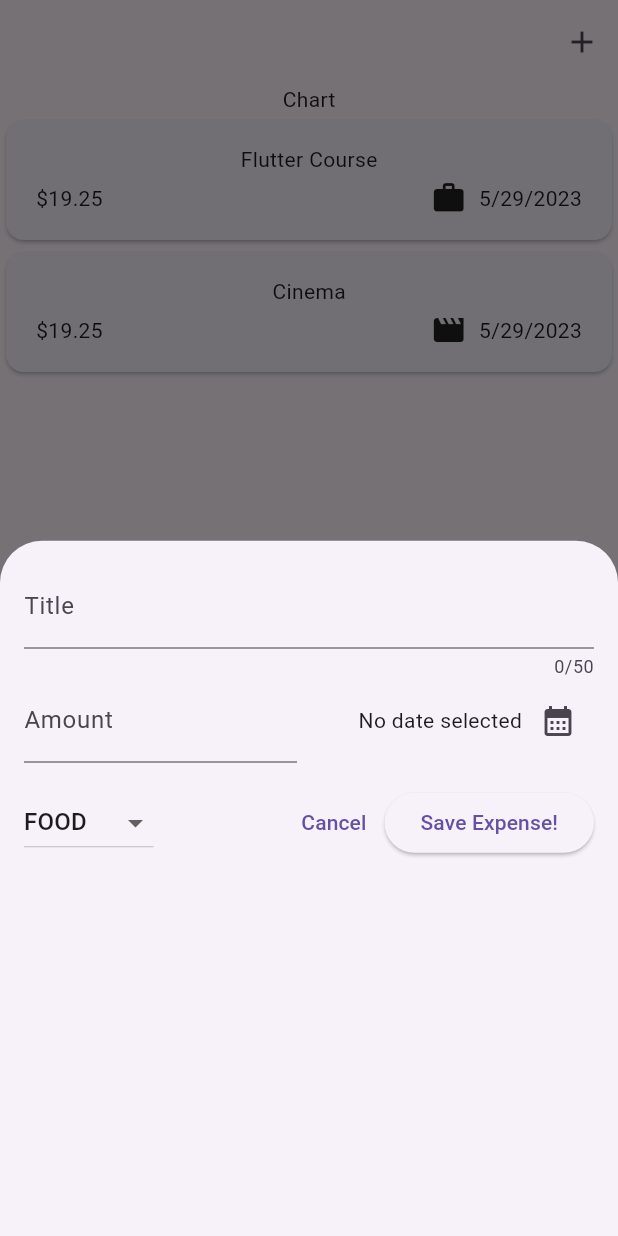
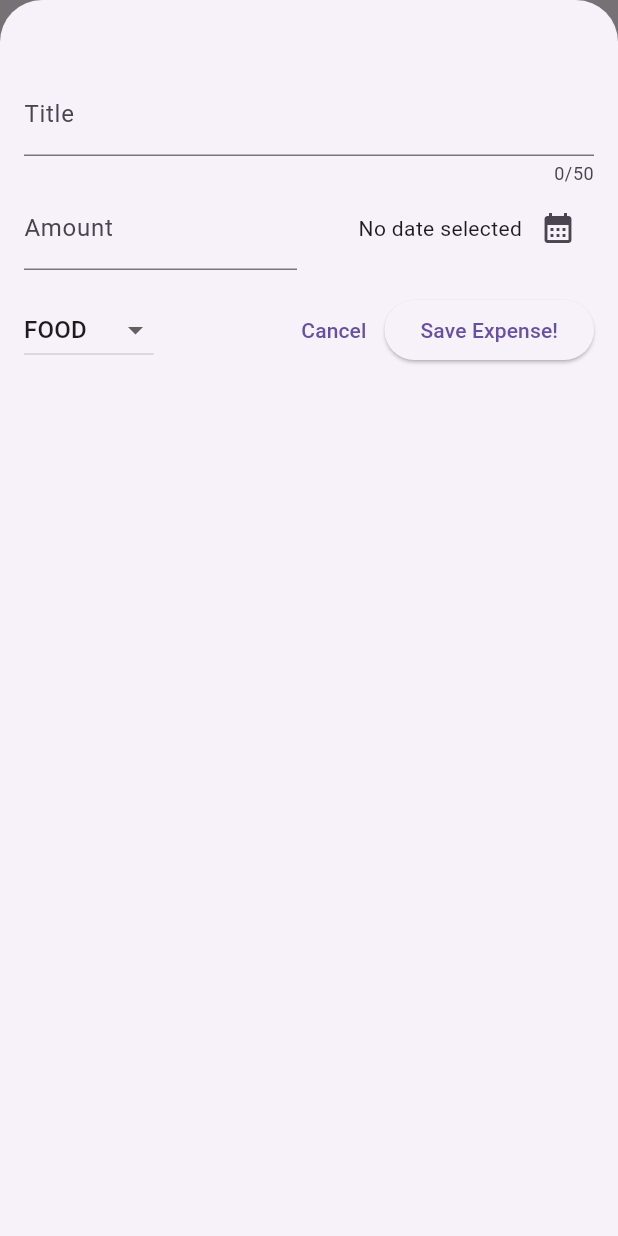
Before and after one commit to AlbertSigsbert/Expense-Tracker, a Flutter app: the screen it shows after launch, after a tap on the "add" icon, on a phone screen of 412 x 824 dp. Run offline on Flutter 3.47's test engine with Material 2 defaults, Android fonts, the phone set to English and light mode, and no system bars.

Commit message:
Showing fullscreen modal

```diff
--- a/lib/widgets/expenses.dart
+++ b/lib/widgets/expenses.dart
@@ -28,15 +28,15 @@ class _ExpensesState extends State<Expenses> {
 
   void _openAddExpenseOverlay() {
     showModalBottomSheet(
+        isScrollControlled: true,
         context: context,
-        builder: (ctx) =>  NewExpense(onAddExpense: _addExpense)
-    );
+        builder: (ctx) => NewExpense(onAddExpense: _addExpense));
   }
 
-  void _addExpense(Expense expense){
-     setState(() {
-         _registeredExpenses.add(expense);
-     });
+  void _addExpense(Expense expense) {
+    setState(() {
+      _registeredExpenses.add(expense);
+    });
   }
 
   @override
@@ -45,9 +45,7 @@ class _ExpensesState extends State<Expenses> {
       appBar: AppBar(
         actions: [
           IconButton(
-              onPressed: _openAddExpenseOverlay,
-              icon: const Icon(Icons.add)
-              )
+              onPressed: _openAddExpenseOverlay, icon: const Icon(Icons.add))
         ],
       ),
       body: Column(
--- a/lib/widgets/new_expense.dart
+++ b/lib/widgets/new_expense.dart
@@ -64,6 +64,8 @@ class _NewExpenseState extends State<NewExpense> {
         amount: enteredAmount,
         date: _selectedDate!,
         category: _selectedCategory));
+
+    Navigator.pop(context);
   }
 
   @override
@@ -76,7 +78,7 @@ class _NewExpenseState extends State<NewExpense> {
   @override
   Widget build(BuildContext context) {
     return Padding(
-      padding: const EdgeInsets.all(16),
+      padding: const EdgeInsets.fromLTRB(16,48,16,16),
       child: Column(children: [
         TextField(
           controller: _titleController,
```
